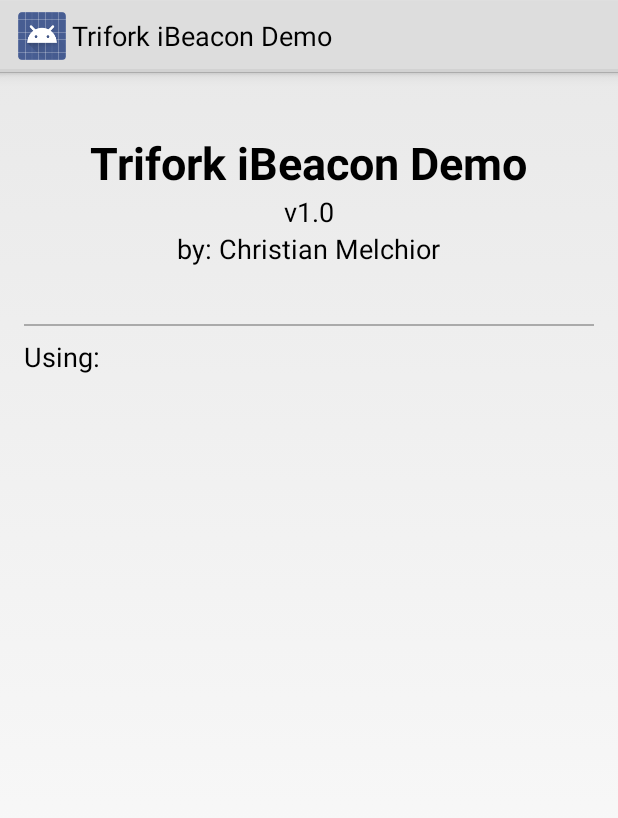
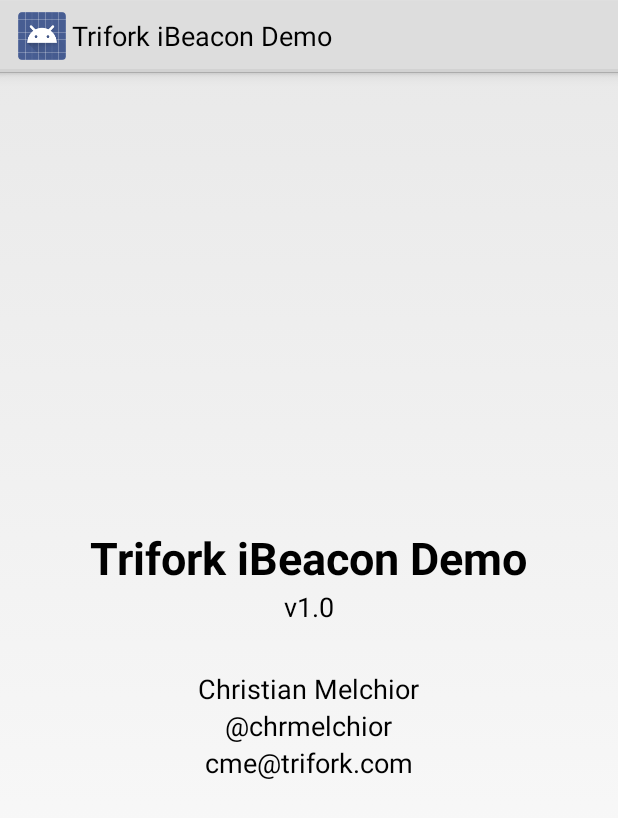
Before and after one commit to cmelchior/trifork-ibeacon-demo, an Android app: the layout activity_about.xml on its own in the app's theme, with its tools: preview values and no code run, on a phone screen of 412 x 824 dp. Shown: the top 818 px of the screen. Run offline under Robolectric (Android 15) with nearby library versions, the phone set to English and light mode, and no system bars.

Commit message:
Removed about page.

```diff
--- a/TriforkIBeaconDemo/src/main/AndroidManifest.xml
+++ b/TriforkIBeaconDemo/src/main/AndroidManifest.xml
@@ -25,12 +25,6 @@
             </intent-filter>
         </activity>
 
-        <activity
-                android:name="com.trifork.ibeacon.ui.AboutActivity"
-                android:label="@string/action_settings"
-                android:screenOrientation="portrait">
-        </activity>
-
         <!-- Services -->
         <service
                 android:name="com.estimote.sdk.service.BeaconService"
--- a/TriforkIBeaconDemo/src/main/java/com/trifork/ibeacon/ApplicationModule.java
+++ b/TriforkIBeaconDemo/src/main/java/com/trifork/ibeacon/ApplicationModule.java
@@ -21,7 +21,6 @@ import javax.inject.Singleton;
 @Module(injects = {
             BaseActivity.class,
             MainActivity.class,
-            AboutActivity.class,
             BaseFragment.class,
             ScanFragment.class,
             BeaconDataFragment.class,
--- a/TriforkIBeaconDemo/src/main/res/layout/activity_about.xml
+++ b/TriforkIBeaconDemo/src/main/res/layout/activity_about.xml
@@ -1,48 +1,59 @@
 <?xml version="1.0" encoding="utf-8"?>
 
-<LinearLayout xmlns:android="http://schemas.android.com/apk/res/android"
-              android:orientation="vertical"
-              android:layout_width="match_parent"
-              android:layout_marginTop="40dp"
-              android:layout_marginLeft="@dimen/activity_vertical_margin"
-              android:layout_marginRight="@dimen/activity_vertical_margin"
-              android:layout_height="match_parent">
+<RelativeLayout xmlns:android="http://schemas.android.com/apk/res/android"
+    android:layout_width="match_parent"
+    android:layout_height="match_parent"
+    android:layout_marginLeft="@dimen/activity_vertical_margin"
+    android:layout_marginRight="@dimen/activity_vertical_margin">
 
-    <TextView
+
+    <LinearLayout
+        android:layout_width="match_parent"
+        android:layout_height="wrap_content"
+        android:layout_centerInParent="true"
+        android:layout_marginTop="40dp"
+        android:orientation="vertical">
+
+        <TextView
+            android:id="@+id/textView"
             android:layout_width="wrap_content"
             android:layout_height="wrap_content"
+            android:layout_gravity="center_horizontal"
+            android:text="Trifork iBeacon Demo"
             android:textAppearance="?android:attr/textAppearanceLarge"
-            android:text="Trifork iBeacon Demo"
             android:textSize="30dp"
-            android:textStyle="bold"
-            android:id="@+id/textView"
-            android:layout_gravity="center_horizontal"/>
+            android:textStyle="bold" />
 
-    <TextView
+        <TextView
+            android:id="@+id/textView2"
             android:layout_width="wrap_content"
             android:layout_height="wrap_content"
-            android:textAppearance="?android:attr/textAppearanceMedium"
+            android:layout_gravity="center_horizontal"
             android:text="v1.0"
-            android:id="@+id/textView2"
-            android:layout_gravity="center_horizontal"/>
+            android:layout_marginBottom="30dp"
+            android:textAppearance="?android:attr/textAppearanceMedium" />
 
-    <TextView
+        <TextView
             android:layout_width="wrap_content"
             android:layout_height="wrap_content"
-            android:textAppearance="?android:attr/textAppearanceMedium"
-            android:text="by: Christian Melchior"
-            android:layout_marginBottom="30dp"
-            android:id="@+id/textView3"
-            android:layout_gravity="center_horizontal"/>
+            android:layout_gravity="center_horizontal"
+            android:text="Christian Melchior"
+            android:textAppearance="?android:attr/textAppearanceMedium" />
 
-    <include layout="@layout/include_layoutseperator" />
-
-    <TextView
+        <TextView
             android:layout_width="wrap_content"
             android:layout_height="wrap_content"
-            android:textAppearance="?android:attr/textAppearanceMedium"
-            android:text="Using:"
-            android:id="@+id/textView4"/>
+            android:layout_gravity="center_horizontal"
+            android:text="\@chrmelchior"
+            android:textAppearance="?android:attr/textAppearanceMedium" />
+
+        <TextView
+            android:layout_width="wrap_content"
+            android:layout_height="wrap_content"
+            android:layout_gravity="center_horizontal"
+            android:text="cme\@trifork.com"
+            android:textAppearance="?android:attr/textAppearanceMedium" />
 
 
-</LinearLayout>
+    </LinearLayout>
+</RelativeLayout>
```
Also changed, not shown: TriforkIBeaconDemo/src/main/java/com/trifork/ibeacon/MainActivity.java (+1 -19 lines), TriforkIBeaconDemo/src/main/java/com/trifork/ibeacon/ui/AboutActivity.java (deleted, +0 -14 lines), TriforkIBeaconDemo/src/main/res/menu/main.xml (deleted, +0 -9 lines).
